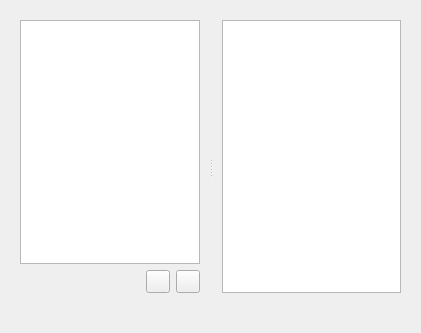
The window that eiskaltdcpp/ui/UIShareBrowser.ui (eiskaltdcpp/eiskaltdcpp) describes before a commit, drawn with Qt 5.
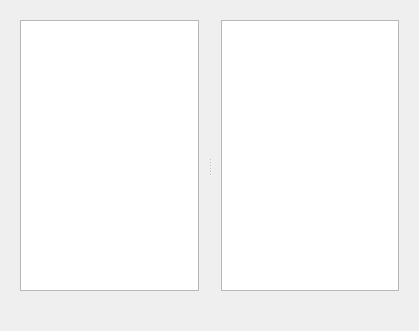
The same window after the commit.

Commit message: removed open/save buttons from sharebrowser

```diff
--- a/eiskaltdcpp/ui/UIShareBrowser.ui
+++ b/eiskaltdcpp/ui/UIShareBrowser.ui
@@ -6,8 +6,8 @@
    <rect>
     <x>0</x>
     <y>0</y>
-    <width>421</width>
-    <height>333</height>
+    <width>419</width>
+    <height>331</height>
    </rect>
   </property>
   <property name="sizePolicy">
@@ -45,7 +45,7 @@
        <enum>QFrame::Raised</enum>
       </property>
       <layout class="QGridLayout" name="gridLayout">
-       <item row="3" column="0" colspan="3">
+       <item row="2" column="0" colspan="2">
         <widget class="QLabel" name="label_LEFT">
          <property name="layoutDirection">
           <enum>Qt::RightToLeft</enum>
@@ -55,36 +55,9 @@
          </property>
         </widget>
        </item>
-       <item row="0" column="0" colspan="3">
+       <item row="0" column="0" colspan="2">
         <widget class="QTreeView" name="treeView_LPANE"/>
        </item>
-       <item row="1" column="2">
-        <widget class="QToolButton" name="toolButton_OPEN">
-         <property name="text">
-          <string/>
-         </property>
-        </widget>
-       </item>
-       <item row="1" column="1">
-        <widget class="QToolButton" name="toolButton_SAVE">
-         <property name="text">
-          <string/>
-         </property>
-        </widget>
-       </item>
-       <item row="1" column="0">
-        <spacer name="horizontalSpacer">
-         <property name="orientation">
-          <enum>Qt::Horizontal</enum>
-         </property>
-         <property name="sizeHint" stdset="0">
-          <size>
-           <width>40</width>
-           <height>20</height>
-          </size>
-         </property>
-        </spacer>
-       </item>
       </layout>
      </widget>
      <widget class="QFrame" name="frame">
```
The commit also changes 4 other files.
